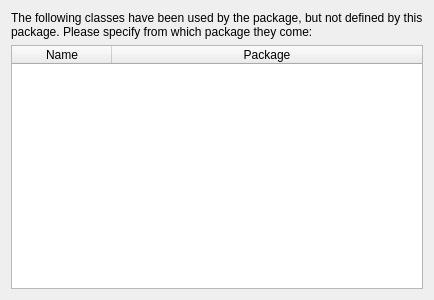
Above: ui/formdevisermapping.ui from sbmlteam/QtDeviser before the change. Below: the same form after it.
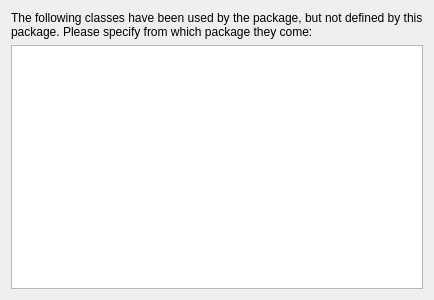
That is the form after the change.

Commit message: - major overhaul, reading / writing / creating of all elements now working - rewrote to use model based widgets rather than item based ones - cleanly separated elements to header / implementation files

Diff of the .ui file:
```diff
--- a/ui/formdevisermapping.ui
+++ b/ui/formdevisermapping.ui
@@ -22,23 +22,22 @@
     </widget>
    </item>
    <item row="1" column="0">
-    <widget class="QTableWidget" name="tableWidget">
+    <widget class="QTableView" name="tblMappings">
+     <attribute name="horizontalHeaderCascadingSectionResizes">
+      <bool>true</bool>
+     </attribute>
+     <attribute name="horizontalHeaderShowSortIndicator" stdset="0">
+      <bool>true</bool>
+     </attribute>
      <attribute name="horizontalHeaderStretchLastSection">
       <bool>true</bool>
      </attribute>
-     <attribute name="verticalHeaderVisible">
-      <bool>false</bool>
+     <attribute name="verticalHeaderCascadingSectionResizes">
+      <bool>true</bool>
      </attribute>
-     <column>
-      <property name="text">
-       <string>Name</string>
-      </property>
-     </column>
-     <column>
-      <property name="text">
-       <string>Package</string>
-      </property>
-     </column>
+     <attribute name="verticalHeaderDefaultSectionSize">
+      <number>23</number>
+     </attribute>
     </widget>
    </item>
   </layout>
```
The commit also changes 60 other files.
